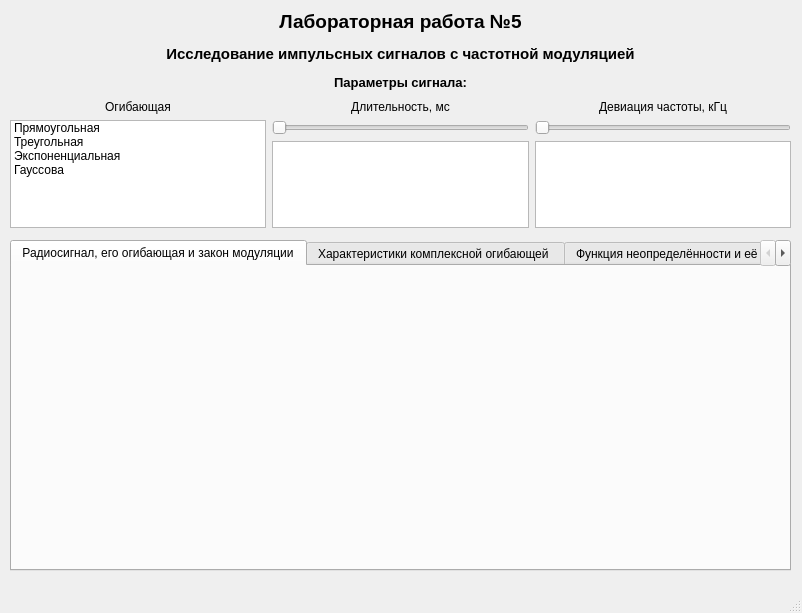
First picture: the form in interface.ui, repository F4bulouS/Research-PFM, before the edit.
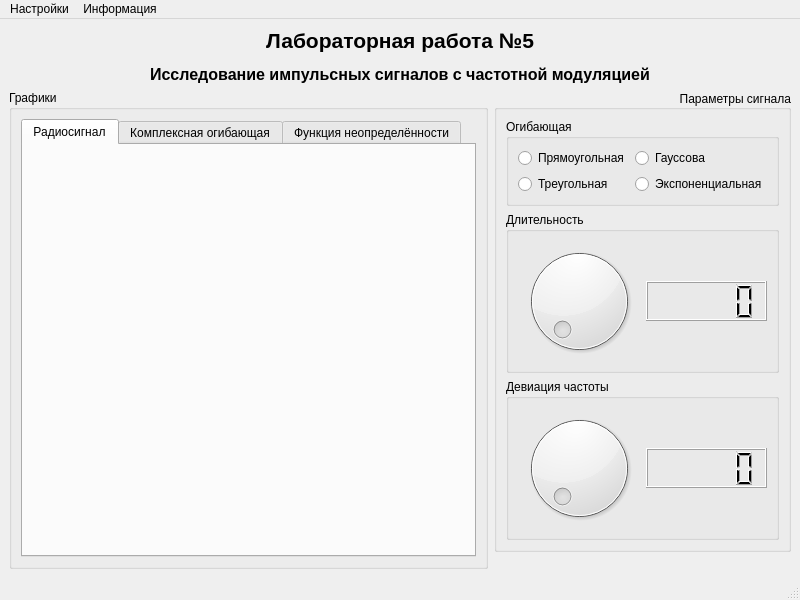
Second picture: the form after the edit. The open tabs and pages were chosen to show the change.

Commit message:
Переработка интерфейса
Список изменений:
 - Добавлена масштабируемость окна;
 - Интерфейс смотрится более эргономично.

Diff of the .ui file:
```diff
--- a/interface.ui
+++ b/interface.ui
@@ -6,8 +6,8 @@
    <rect>
     <x>0</x>
     <y>0</y>
-    <width>802</width>
-    <height>613</height>
+    <width>800</width>
+    <height>600</height>
    </rect>
   </property>
   <property name="sizePolicy">
@@ -26,158 +26,369 @@
    <string>Исследование импульсных сигналов с частотной модуляцией</string>
   </property>
   <widget class="QWidget" name="centralwidget">
+   <layout class="QVBoxLayout" name="verticalLayout">
+    <item>
+     <widget class="QLabel" name="label_4">
+      <property name="text">
+       <string>&lt;html&gt;&lt;head/&gt;&lt;body&gt;&lt;p align=&quot;center&quot;&gt;&lt;span style=&quot; font-size:16pt; font-weight:600;&quot;&gt;Лабораторная работа №5&lt;/span&gt;&lt;/p&gt;&lt;p align=&quot;center&quot;&gt;&lt;span style=&quot; font-size:12pt; font-weight:600;&quot;&gt;Исследование импульсных сигналов с частотной модуляцией&lt;/span&gt;&lt;/p&gt;&lt;/body&gt;&lt;/html&gt;</string>
+      </property>
+      <property name="alignment">
+       <set>Qt::AlignCenter</set>
+      </property>
+     </widget>
+    </item>
+    <item>
+     <layout class="QHBoxLayout" name="MainHorizontalLayout">
+      <item>
+       <layout class="QVBoxLayout" name="verticalLayout_3">
+        <item>
+         <widget class="QGroupBox" name="groupBox">
+          <property name="title">
+           <string>Графики</string>
+          </property>
+          <layout class="QVBoxLayout" name="verticalLayout_5">
+           <item>
+            <layout class="QVBoxLayout" name="verticalLayout_4">
+             <item>
    <widget class="QTabWidget" name="tabWidget">
-    <property name="geometry">
-     <rect>
-      <x>10</x>
-      <y>240</y>
-      <width>781</width>
-      <height>331</height>
-     </rect>
-    </property>
     <property name="currentIndex">
      <number>2</number>
     </property>
     <widget class="QWidget" name="tab">
      <attribute name="title">
-      <string>Радиосигнал, его огибающая и закон модуляции</string>
-     </attribute>
+                 <string>Радиосигнал</string>
+                </attribute>
+                <layout class="QGridLayout" name="gridLayout_2">
+                 <item row="0" column="0">
+                  <layout class="QGridLayout" name="gridLayout">
+                   <item row="1" column="1">
+                    <widget class="QWidget" name="widget" native="true"/>
+                   </item>
+                   <item row="1" column="0">
+                    <widget class="QWidget" name="widget_2" native="true"/>
+                   </item>
+                   <item row="0" column="0">
+                    <widget class="QWidget" name="widget_3" native="true">
+                     <property name="autoFillBackground">
+                      <bool>false</bool>
+                     </property>
+                     <property name="styleSheet">
+                      <string notr="true"/>
+                     </property>
+                    </widget>
+                   </item>
+                   <item row="0" column="1">
+                    <widget class="QWidget" name="widget_4" native="true"/>
+                   </item>
+                  </layout>
+                 </item>
+                </layout>
     </widget>
     <widget class="QWidget" name="tab_2">
      <attribute name="title">
-      <string>Характеристики комплексной огибающей </string>
-     </attribute>
+                 <string>Комплексная огибающая</string>
+                </attribute>
+                <layout class="QVBoxLayout" name="verticalLayout_15">
+                 <item>
+                  <layout class="QVBoxLayout" name="verticalLayout_14">
+                   <item>
+                    <widget class="QWidget" name="widget_5" native="true"/>
+                   </item>
+                   <item>
+                    <widget class="QWidget" name="widget_6" native="true"/>
+                   </item>
+                  </layout>
+                 </item>
+                </layout>
     </widget>
     <widget class="QWidget" name="tab_3">
      <attribute name="title">
-      <string>Функция неопределённости и её сечения</string>
-     </attribute>
-    </widget>
-   </widget>
-   <widget class="QWidget" name="horizontalLayoutWidget">
-    <property name="geometry">
-     <rect>
-      <x>10</x>
-      <y>100</y>
-      <width>781</width>
-      <height>128</height>
-     </rect>
-    </property>
-    <layout class="QHBoxLayout" name="horizontalLayout">
+                 <string>Функция неопределённости</string>
+                </attribute>
+                <layout class="QVBoxLayout" name="verticalLayout_17">
+                 <item>
+                  <layout class="QVBoxLayout" name="verticalLayout_16">
+                   <item>
+                    <layout class="QVBoxLayout" name="verticalLayout_18">
+                     <item>
+                      <widget class="QWidget" name="widget_7" native="true"/>
+                     </item>
+                    </layout>
+                   </item>
+                   <item>
+                    <layout class="QGridLayout" name="gridLayout_4">
+                     <item row="0" column="0">
+                      <widget class="QWidget" name="widget_8" native="true"/>
+                     </item>
+                     <item row="0" column="1">
+                      <widget class="QWidget" name="widget_9" native="true"/>
+                     </item>
+                    </layout>
+                   </item>
+                  </layout>
+                 </item>
+                </layout>
+               </widget>
+              </widget>
+             </item>
+            </layout>
+           </item>
+          </layout>
+         </widget>
+        </item>
+       </layout>
+      </item>
+      <item>
+       <layout class="QVBoxLayout" name="verticalLayout_2">
+        <item>
+         <widget class="QGroupBox" name="groupBox_2">
+          <property name="sizePolicy">
+           <sizepolicy hsizetype="Minimum" vsizetype="Minimum">
+            <horstretch>0</horstretch>
+            <verstretch>0</verstretch>
+           </sizepolicy>
+          </property>
+          <property name="font">
+           <font>
+            <weight>50</weight>
+            <bold>false</bold>
+           </font>
+          </property>
+          <property name="title">
+           <string>Параметры сигнала</string>
+          </property>
+          <property name="alignment">
+           <set>Qt::AlignRight|Qt::AlignTrailing|Qt::AlignVCenter</set>
+          </property>
+          <layout class="QVBoxLayout" name="verticalLayout_7">
      <item>
-      <layout class="QVBoxLayout" name="verticalLayout">
+            <layout class="QVBoxLayout" name="verticalLayout_6">
        <item>
-        <widget class="QLabel" name="label">
-         <property name="text">
+              <widget class="QGroupBox" name="groupBox_4">
+               <property name="sizePolicy">
+                <sizepolicy hsizetype="Minimum" vsizetype="Minimum">
+                 <horstretch>0</horstretch>
+                 <verstretch>0</verstretch>
+                </sizepolicy>
+               </property>
+               <property name="title">
           <string>Огибающая</string>
          </property>
-         <property name="alignment">
-          <set>Qt::AlignCenter</set>
-         </property>
-        </widget>
-       </item>
+               <layout class="QVBoxLayout" name="verticalLayout_9">
        <item>
-        <widget class="QListWidget" name="listWidget">
-         <item>
-          <property name="text">
-           <string>Прямоугольная</string>
-          </property>
-         </item>
-         <item>
+                 <layout class="QGridLayout" name="gridLayout_3">
+                  <item row="1" column="0">
+                   <widget class="QRadioButton" name="radioButton_2">
           <property name="text">
            <string>Треугольная</string>
           </property>
-         </item>
-         <item>
+                   </widget>
+                  </item>
+                  <item row="0" column="0">
+                   <widget class="QRadioButton" name="radioButton">
           <property name="text">
-           <string>Экспоненциальная</string>
-          </property>
-         </item>
-         <item>
+                     <string>Прямоугольная</string>
+                    </property>
+                   </widget>
+                  </item>
+                  <item row="0" column="1">
+                   <widget class="QRadioButton" name="radioButton_3">
           <property name="text">
            <string>Гауссова</string>
           </property>
-         </item>
+                   </widget>
+                  </item>
+                  <item row="1" column="1">
+                   <widget class="QRadioButton" name="radioButton_4">
+                    <property name="text">
+                     <string>Экспоненциальная</string>
+                    </property>
         </widget>
        </item>
       </layout>
      </item>
+               </layout>
+              </widget>
+             </item>
      <item>
-      <layout class="QVBoxLayout" name="verticalLayout_2">
+              <widget class="QGroupBox" name="groupBox_5">
+               <property name="sizePolicy">
+                <sizepolicy hsizetype="Minimum" vsizetype="Minimum">
+                 <horstretch>0</horstretch>
+                 <verstretch>0</verstretch>
+                </sizepolicy>
+               </property>
+               <property name="title">
+                <string>Длительность</string>
+               </property>
+               <layout class="QVBoxLayout" name="verticalLayout_11">
        <item>
-        <widget class="QLabel" name="label_2">
-         <property name="text">
-          <string>Длительность, мс</string>
-         </property>
-         <property name="alignment">
-          <set>Qt::AlignCenter</set>
+                 <layout class="QHBoxLayout" name="horizontalLayout_2">
+                  <item>
+                   <widget class="QDial" name="dial">
+                    <property name="minimumSize">
+                     <size>
+                      <width>0</width>
+                      <height>0</height>
+                     </size>
+                    </property>
+                    <property name="maximum">
+                     <number>100</number>
          </property>
         </widget>
        </item>
        <item>
-        <widget class="QSlider" name="horizontalSlider">
+                   <layout class="QVBoxLayout" name="verticalLayout_8">
+                    <item>
+                     <spacer name="verticalSpacer_5">
          <property name="orientation">
-          <enum>Qt::Horizontal</enum>
-         </property>
+                       <enum>Qt::Vertical</enum>
+                      </property>
+                      <property name="sizeHint" stdset="0">
+                       <size>
+                        <width>20</width>
+                        <height>40</height>
+                       </size>
+                      </property>
+                     </spacer>
+                    </item>
+                    <item>
+                     <widget class="QLCDNumber" name="lcdNumber_3">
+                      <property name="minimumSize">
+                       <size>
+                        <width>108</width>
+                        <height>40</height>
+                       </size>
+                      </property>
         </widget>
        </item>
        <item>
-        <widget class="QPlainTextEdit" name="plainTextEdit"/>
+                     <spacer name="verticalSpacer_4">
+                      <property name="orientation">
+                       <enum>Qt::Vertical</enum>
+                      </property>
+                      <property name="sizeHint" stdset="0">
+                       <size>
+                        <width>20</width>
+                        <height>40</height>
+                       </size>
+                      </property>
+                     </spacer>
        </item>
       </layout>
      </item>
+                 </layout>
+                </item>
+               </layout>
+              </widget>
+             </item>
      <item>
-      <layout class="QVBoxLayout" name="verticalLayout_3">
-       <item>
-        <widget class="QLabel" name="label_3">
-         <property name="text">
-          <string>Девиация частоты, кГц</string>
-         </property>
-         <property name="alignment">
-          <set>Qt::AlignCenter</set>
-         </property>
-        </widget>
+              <widget class="QGroupBox" name="groupBox_3">
+               <property name="sizePolicy">
+                <sizepolicy hsizetype="Minimum" vsizetype="Minimum">
+                 <horstretch>0</horstretch>
+                 <verstretch>0</verstretch>
+                </sizepolicy>
+               </property>
+               <property name="title">
+                <string>Девиация частоты</string>
+               </property>
+               <layout class="QVBoxLayout" name="verticalLayout_13">
+                <item>
+                 <layout class="QHBoxLayout" name="horizontalLayout_3">
+                  <item>
+                   <widget class="QDial" name="dial_2"/>
        </item>
        <item>
-        <widget class="QSlider" name="horizontalSlider_2">
+                   <layout class="QVBoxLayout" name="verticalLayout_10">
+                    <item>
+                     <spacer name="verticalSpacer_2">
          <property name="orientation">
-          <enum>Qt::Horizontal</enum>
-         </property>
+                       <enum>Qt::Vertical</enum>
+                      </property>
+                      <property name="sizeHint" stdset="0">
+                       <size>
+                        <width>20</width>
+                        <height>40</height>
+                       </size>
+                      </property>
+                     </spacer>
+                    </item>
+                    <item>
+                     <widget class="QLCDNumber" name="lcdNumber">
+                      <property name="minimumSize">
+                       <size>
+                        <width>0</width>
+                        <height>40</height>
+                       </size>
+                      </property>
         </widget>
        </item>
        <item>
-        <widget class="QPlainTextEdit" name="plainTextEdit_2"/>
+                     <spacer name="verticalSpacer">
+                      <property name="orientation">
+                       <enum>Qt::Vertical</enum>
+                      </property>
+                      <property name="sizeHint" stdset="0">
+                       <size>
+                        <width>20</width>
+                        <height>40</height>
+                       </size>
+                      </property>
+                     </spacer>
        </item>
       </layout>
      </item>
     </layout>
-   </widget>
-   <widget class="QLabel" name="label_4">
-    <property name="geometry">
-     <rect>
-      <x>10</x>
-      <y>10</y>
-      <width>781</width>
-      <height>81</height>
-     </rect>
-    </property>
-    <property name="text">
-     <string>&lt;html&gt;&lt;head/&gt;&lt;body&gt;&lt;p align=&quot;center&quot;&gt;&lt;span style=&quot; font-size:14pt; font-weight:600;&quot;&gt;Лабораторная работа №5&lt;/span&gt;&lt;/p&gt;&lt;p align=&quot;center&quot;&gt;&lt;span style=&quot; font-size:11pt; font-weight:600;&quot;&gt;Исследование импульсных сигналов с частотной модуляцией&lt;/span&gt;&lt;/p&gt;&lt;p align=&quot;center&quot;&gt;&lt;span style=&quot; font-size:10pt; font-weight:600;&quot;&gt;Параметры сигнала:&lt;/span&gt;&lt;/p&gt;&lt;/body&gt;&lt;/html&gt;</string>
-    </property>
-    <property name="alignment">
-     <set>Qt::AlignCenter</set>
-    </property>
-   </widget>
+                </item>
+               </layout>
+              </widget>
+             </item>
+            </layout>
+           </item>
+          </layout>
+         </widget>
+        </item>
+        <item>
+         <spacer name="verticalSpacer_3">
+          <property name="orientation">
+           <enum>Qt::Vertical</enum>
+          </property>
+          <property name="sizeHint" stdset="0">
+           <size>
+            <width>20</width>
+            <height>40</height>
+           </size>
+          </property>
+         </spacer>
+        </item>
+       </layout>
+      </item>
+     </layout>
+    </item>
+   </layout>
   </widget>
   <widget class="QMenuBar" name="menubar">
    <property name="geometry">
     <rect>
      <x>0</x>
      <y>0</y>
-     <width>802</width>
+     <width>800</width>
      <height>21</height>
     </rect>
    </property>
+   <widget class="QMenu" name="menu">
+    <property name="title">
+     <string>Настройки</string>
+    </property>
+   </widget>
+   <widget class="QMenu" name="menu_2">
+    <property name="title">
+     <string>Информация</string>
+    </property>
+   </widget>
+   <addaction name="menu"/>
+   <addaction name="menu_2"/>
   </widget>
   <widget class="QStatusBar" name="statusbar"/>
  </widget>
```
Left out of the diff: 19 changed lines with no effect on the pictures. Lines whose indentation alone changed are shown as unchanged.
